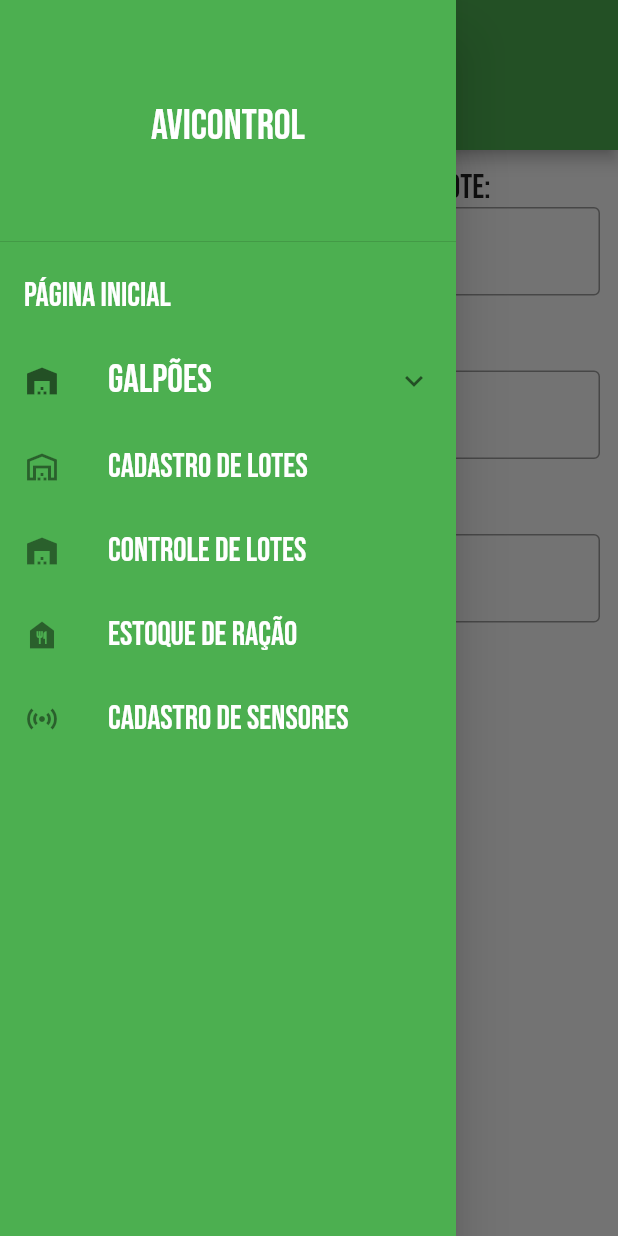
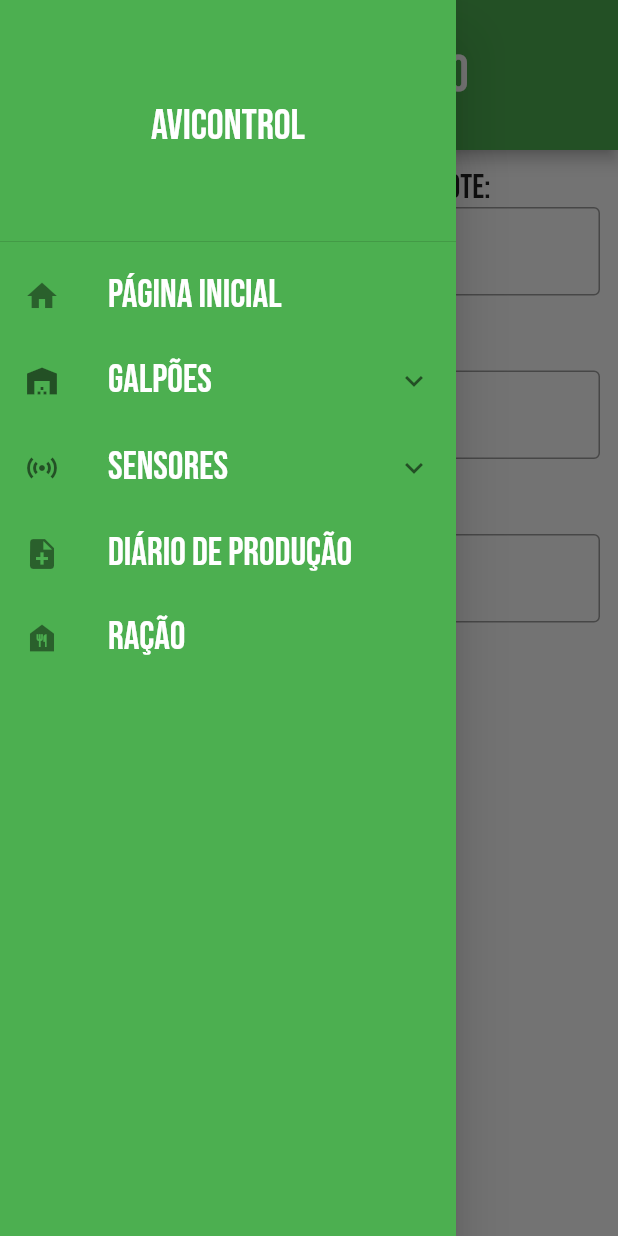
Before and after one commit to IsaiasBrazil/avicultor, a Flutter app: the TelaCadastroInfoLote screen opened directly, with the side drawer open, on a phone screen of 412 x 824 dp. Run offline on Flutter 3.47's test engine with Material 2 defaults, Android fonts, the phone set to English and light mode, and no system bars.

Commit message:
Mudanças:
- Item 'Estoque de ração' do menu lateral renomeado para 'Ração'
- Item 'Controle de lotes' do menu lateral renomeado para 'Diário de produção'
- Submenus (Cadastro / Alteração / Exclusão / Consulta) implementados no menu 'Lotes'

```diff
--- a/lib/cadastrar_info_lote.dart
+++ b/lib/cadastrar_info_lote.dart
@@ -27,7 +27,7 @@ class _TelaCadastroInfoLoteState extends State<TelaCadastroInfoLote> {
         toolbarHeight: 100,
         centerTitle: true,
         title: Text(
-          'Controle de lote',
+          'Diário de produção',
           style: TextStyle(fontFamily: 'BebasNeue', fontSize: 34),
         ),
       ),
--- a/lib/widget_drawer.dart
+++ b/lib/widget_drawer.dart
@@ -30,15 +30,19 @@ class MenuLateral extends StatelessWidget {
           ))),
           ListTileCustom(
             nome: 'Página inicial',
+            icone: Icons.home,
             onTap: () {
               Navigator.push(
                   context, MaterialPageRoute(builder: (context) => Home()));
             },
           ),
-          // Criação do menu 'Galpões'
+          // Criação do item menu 'Galpões'
           ExpansionTile(
             title: Text('Galpões',
-                style: TextStyle(fontFamily: 'BebasNeue', fontSize: 26, color: Colors.white)),
+                style: TextStyle(
+                    fontFamily: 'BebasNeue',
+                    fontSize: 26,
+                    color: Colors.white)),
             leading: Icon(Icons.warehouse),
 
             // Criação dos submenus
@@ -83,17 +87,62 @@ class MenuLateral extends StatelessWidget {
               ),
             ],
           ),
+          // Criação do item menu 'Sensores'
+          ExpansionTile(
+            title: Text('Sensores',
+                style: TextStyle(
+                    fontFamily: 'BebasNeue',
+                    fontSize: 26,
+                    color: Colors.white)),
+            leading: Icon(Icons.sensors),
+
+            // Criação dos submenus
+            children: [
+              ListTileCustom(
+                nome: 'Cadastro',
+                alinhamentoDoTexto: TextAlign.center,
+                icone: null,
+                onTap: () {
+                  Navigator.push(
+                      context,
+                      MaterialPageRoute(
+                          builder: (context) => TelaCadastroSensor()));
+                },
+              ),
+              ListTileCustom(
+                nome: 'Alteração',
+                alinhamentoDoTexto: TextAlign.center,
+                icone: null,
+                onTap: () {
+                  Navigator.push(
+                      context, MaterialPageRoute(builder: (context) => Home()));
+                },
+              ),
+              ListTileCustom(
+                nome: 'Exclusão',
+                alinhamentoDoTexto: TextAlign.center,
+                icone: null,
+                onTap: () {
+                  Navigator.push(
+                      context, MaterialPageRoute(builder: (context) => Home()));
+                },
+              ),
+              ListTileCustom(
+                nome: 'Consulta',
+                alinhamentoDoTexto: TextAlign.center,
+                icone: null,
+                onTap: () {
+                  Navigator.push(
+                      context, MaterialPageRoute(builder: (context) => Home()));
+                },
+              ),
+            ],
+          ),
+
+          // Criação do item menu 'Diário de produção'
           ListTileCustom(
-            nome: 'Cadastro de Lotes',
-            icone: Icons.warehouse_outlined,
-            onTap: () {
-              Navigator.push(context,
-                  MaterialPageRoute(builder: (context) => TelaCadastroLote()));
-            },
-          ),
-          ListTileCustom(
-            nome: 'Controle de Lotes',
-            icone: Icons.warehouse_sharp,
+            nome: 'Diário de produção',
+            icone: Icons.note_add,
             onTap: () {
               Navigator.push(
                   context,
@@ -101,8 +150,10 @@ class MenuLateral extends StatelessWidget {
                       builder: (context) => TelaCadastroInfoLote()));
             },
           ),
+
+          // Criação do item menu 'Ração'
           ListTileCustom(
-            nome: 'Estoque de Ração',
+            nome: 'Ração',
             icone: Icons.food_bank,
             onTap: () {
               Navigator.push(
@@ -111,16 +162,6 @@ class MenuLateral extends StatelessWidget {
                       builder: (context) => TelaCadastroEstoqueRacao()));
             },
           ),
-          ListTileCustom(
-            nome: 'Cadastro de Sensores',
-            icone: Icons.sensors,
-            onTap: () {
-              Navigator.push(
-                  context,
-                  MaterialPageRoute(
-                      builder: (context) => TelaCadastroSensor()));
-            },
-          ),
         ],
       ),
     ));
--- a/lib/widget_listtile.dart
+++ b/lib/widget_listtile.dart
@@ -13,7 +13,7 @@ class ListTileCustom extends StatelessWidget {
         leading: icone != null ? Icon(icone) : null,
         title: Text(nome,
             style: TextStyle(
-                fontFamily: 'BebasNeue', fontSize: 22, color: Colors.white), textAlign: alinhamentoDoTexto),
+                fontFamily: 'BebasNeue', fontSize: 26, color: Colors.white), textAlign: alinhamentoDoTexto),
         onTap: onTap);
   }
 }
```
